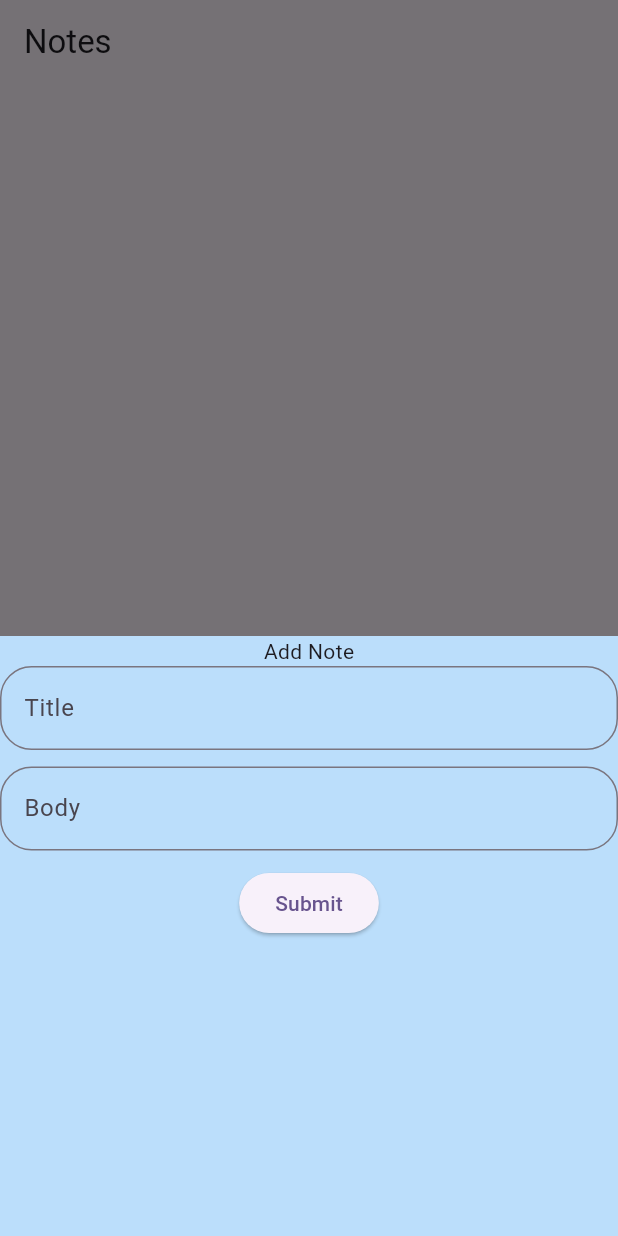
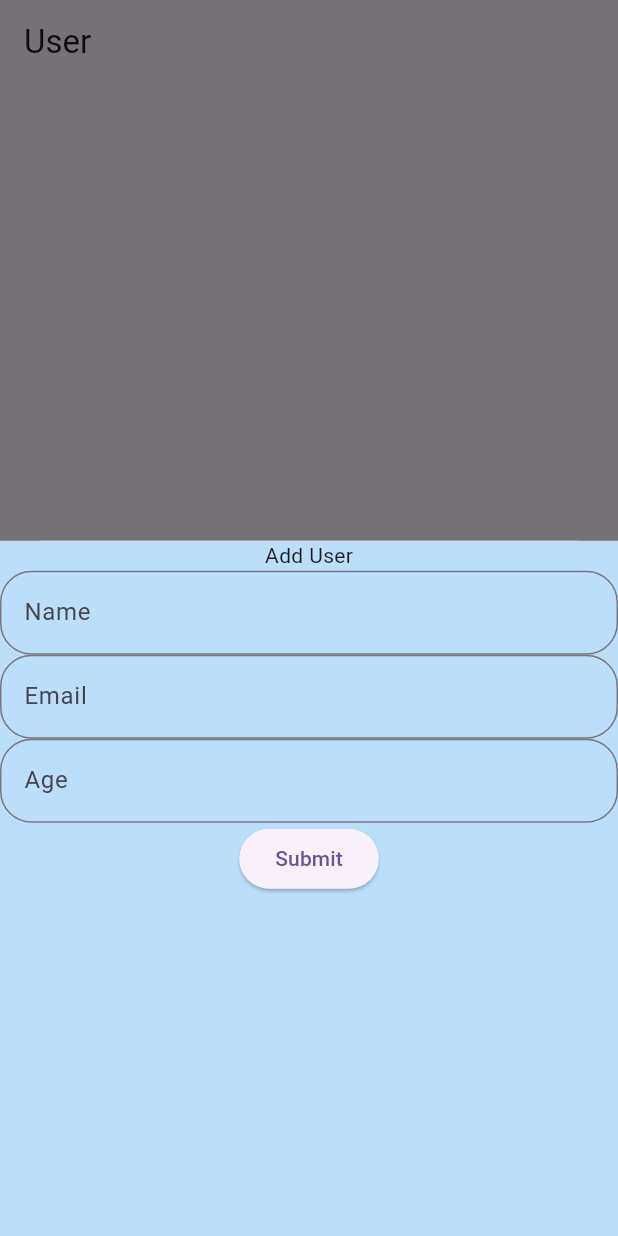
Before and after one commit to rameshatal/firebase_shoppacart, a Flutter app: the screen it shows after launch, after a tap on the "add" icon, on a phone screen of 412 x 824 dp. Run offline on Flutter 3.47's test engine with Material 2 defaults, Android fonts, the phone set to English and light mode, and no system bars; our stand-ins replace cloud_firestore, firebase_core; accounts and stored records are empty.

Commit message:
Added Update, Delete and Query

```diff
--- a/lib/note_model.dart
+++ b/lib/note_model.dart
@@ -1,21 +1,20 @@
 class NoteModel {
   String? body;
-  int? id;
+  String? id;
   String? title;
 
   NoteModel({this.body, this.title, this.id});
 
-
-  factory NoteModel.fromJson(Map<String, dynamic> json){
+  factory NoteModel.fromJson(Map<String, dynamic> json) {
     return NoteModel(
       body: json['body'],
       title: json['title'],
     );
   }
 
-  Map<String, dynamic> toJson(){
+  Map<String, dynamic> toJson() {
     return {
-      "body" : body,
+      "body": body,
       "title": title,
     };
   }
--- /dev/null
+++ b/lib/user_model.dart
@@ -0,0 +1,24 @@
+class UserModel {
+  String? name;
+  String? id;
+  String? email;
+  int? age;
+
+  UserModel({this.email, this.id, this.name, this.age});
+
+  factory UserModel.fromJson(Map<String, dynamic> json) {
+    return UserModel(
+      name: json['name'],
+      email: json['email'],
+      id: json['id'],
+    );
+  }
+
+  Map<String, dynamic> toJson() {
+    return {
+      "email": email,
+      "name": name,
+      "id": id,
+    };
+  }
+}
--- /dev/null
+++ b/lib/user_page.dart
@@ -0,0 +1,136 @@
+import 'package:cloud_firestore/cloud_firestore.dart';
+import 'package:firebase_shoppacart/user_model.dart';
+
+import 'package:flutter/material.dart';
+
+class UserPage extends StatefulWidget {
+  const UserPage({super.key});
+
+  @override
+  State<UserPage> createState() => _UserPageState();
+}
+
+class _UserPageState extends State<UserPage> {
+  late FirebaseFirestore db;
+  var nameController = TextEditingController();
+  var emailController = TextEditingController();
+  var ageController = TextEditingController();
+
+  @override
+  void initState() {
+    super.initState();
+
+    db = FirebaseFirestore.instance;
+  }
+
+  @override
+  Widget build(BuildContext context) {
+    return Scaffold(
+      appBar: AppBar(
+        title: Text('User'),
+      ),
+      body: StreamBuilder(
+        stream: db
+            .collection("users")
+            .where('name', isGreaterThanOrEqualTo: "Rami")
+            .where('name', isLessThanOrEqualTo: "Rami" + '\uf8ff')
+            .snapshots(),
+        builder: (_, snapshot) {
+          if (snapshot.connectionState == ConnectionState.waiting) {
+            return Center(
+              child: CircularProgressIndicator(),
+            );
+          } else if (snapshot.hasError) {
+          } else if (snapshot.hasData) {
+            return ListView.builder(
+                itemCount: snapshot.data!.docs.length,
+                itemBuilder: (_, index) {
+                  var model =
+                      UserModel.fromJson(snapshot.data!.docs[index].data());
+                  model.id = snapshot.data!.docs[index].id;
+                  print("id: ${model.id}");
+                  return ListTile(
+                    title: Text('${model.name}'),
+                    subtitle: Text('${model.age}'),
+                    trailing: InkWell(
+                        onTap: () {
+                          //delete
+                          db
+                              .collection("users")
+                              .doc(model.id)
+                              .delete()
+                              .then((value) => print("${model.id} deleted"));
+                        },
+                        child: Icon(Icons.delete)),
+                  );
+                });
+          }
+
+          return Container();
+        },
+      ),
+      floatingActionButton: FloatingActionButton(
+        onPressed: () {
+          showModalBottomSheet(
+              context: context,
+              builder: (_) {
+                print(MediaQuery.of(context).viewInsets.bottom);
+                return Container(
+                  height: MediaQuery.of(context).viewInsets.bottom == 0.0
+                      ? 600
+                      : 1200,
+                  color: Colors.blue.shade100,
+                  child: Column(
+                    children: [
+                      Text('Add User'),
+                      TextField(
+                        controller: nameController,
+                        onTap: () {},
+                        decoration: InputDecoration(
+                            label: Text('Name'),
+                            hintText: "Enter Name here..",
+                            border: OutlineInputBorder(
+                                borderRadius: BorderRadius.circular(21))),
+                      ),
+                      TextField(
+                        controller: emailController,
+                        decoration: InputDecoration(
+                            label: Text('Email'),
+                            hintText: "Enter Email here..",
+                            border: OutlineInputBorder(
+                                borderRadius: BorderRadius.circular(21))),
+                      ),
+                      TextField(
+                        controller: ageController,
+                        onTap: () {},
+                        decoration: InputDecoration(
+                            label: Text('Age'),
+                            hintText: "Enter Age here..",
+                            border: OutlineInputBorder(
+                                borderRadius: BorderRadius.circular(21))),
+                      ),
+                      ElevatedButton(
+                          onPressed: () {
+                            db
+                                .collection("users")
+                                .add(UserModel(
+                                        name: nameController.text.toString(),
+                                        email: emailController.text.toString(),
+                                        age: int.parse(
+                                            ageController.text.toString()))
+                                    .toJson())
+                                .then((value) {
+                              print(value.id);
+                            });
+                          },
+                          child: Text('Submit'))
+                    ],
+                  ),
+                );
+              });
+        },
+        child: Icon(Icons.add),
+      ),
+    );
+  }
+}
```
Also changed, not shown: lib/main.dart (+143 -81 lines).
